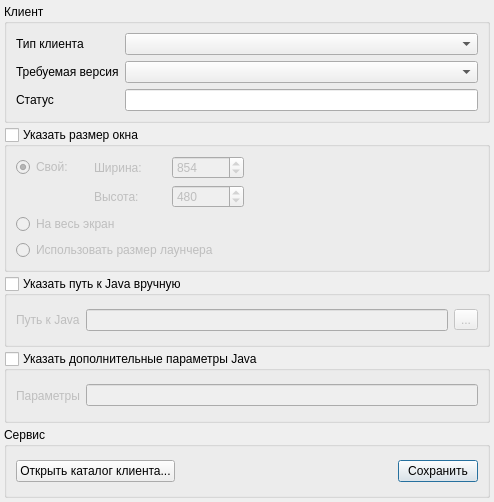
The window that settingsdialog.ui (dngulin/ttyhlauncher) describes before a commit, drawn with Qt 5.
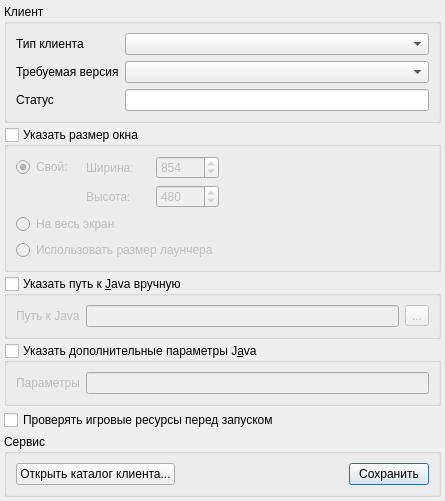
The same window after the commit. Icons and pictures are not drawn.

Commit message: add noCheckAssets client setting

```diff
--- a/settingsdialog.ui
+++ b/settingsdialog.ui
@@ -6,8 +6,8 @@
    <rect>
     <x>0</x>
     <y>0</y>
-    <width>494</width>
-    <height>502</height>
+    <width>445</width>
+    <height>460</height>
    </rect>
   </property>
   <property name="windowTitle">
@@ -161,7 +161,7 @@
    <item>
     <widget class="QGroupBox" name="javapathBox">
      <property name="title">
-      <string>Указать путь к Java вручную</string>
+      <string>Указать путь к &amp;Java вручную</string>
      </property>
      <property name="checkable">
       <bool>true</bool>
@@ -193,7 +193,7 @@
    <item>
     <widget class="QGroupBox" name="argsBox">
      <property name="title">
-      <string>Указать дополнительные параметры Java</string>
+      <string>Указать дополнительные параметры J&amp;ava</string>
      </property>
      <property name="checkable">
       <bool>true</bool>
@@ -215,8 +215,21 @@
      </layout>
     </widget>
    </item>
+   <item>
+    <widget class="QCheckBox" name="checkAssetsCombo">
+     <property name="text">
+      <string>Проверять игровые ресурсы перед запуском</string>
+     </property>
+    </widget>
+   </item>
    <item>
     <widget class="QGroupBox" name="serviceBox">
+     <property name="sizePolicy">
+      <sizepolicy hsizetype="Preferred" vsizetype="Minimum">
+       <horstretch>0</horstretch>
+       <verstretch>0</verstretch>
+      </sizepolicy>
+     </property>
      <property name="title">
       <string>Сервис</string>
      </property>
```
The commit also changes 4 other files.
